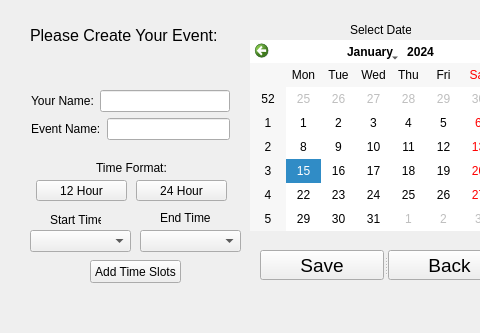
This is EventPlanner/eventadminmode.ui in lanegramling/EventPlanner_Project as Qt 5 draws it before an edit; both pictures show x 0 to 480 and y 0 to 333 of the 816 by 333 pixel window. The edited form follows.
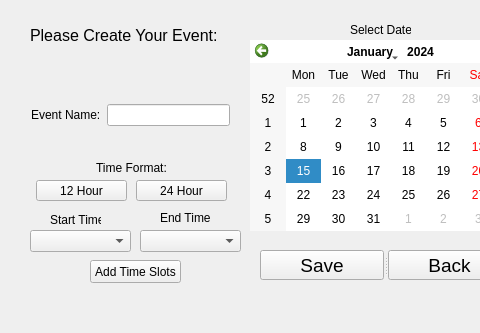
This is the edited form.

The edit to the form file:
```diff
--- a/EventPlanner/eventadminmode.ui
+++ b/EventPlanner/eventadminmode.ui
@@ -88,20 +88,6 @@
     <layout class="QVBoxLayout" name="verticalLayout_10">
      <item>
       <layout class="QVBoxLayout" name="verticalLayout_9">
-       <item>
-        <layout class="QHBoxLayout" name="horizontalLayout_5">
-         <item>
-          <widget class="QLabel" name="label_8">
-           <property name="text">
-            <string>Your Name:</string>
-           </property>
-          </widget>
-         </item>
-         <item>
-          <widget class="QLineEdit" name="lineEdit_2"/>
-         </item>
-        </layout>
-       </item>
        <item>
         <layout class="QHBoxLayout" name="horizontalLayout">
          <item>
```
Left out of the diff: 2 changed lines with no effect on the pictures.
